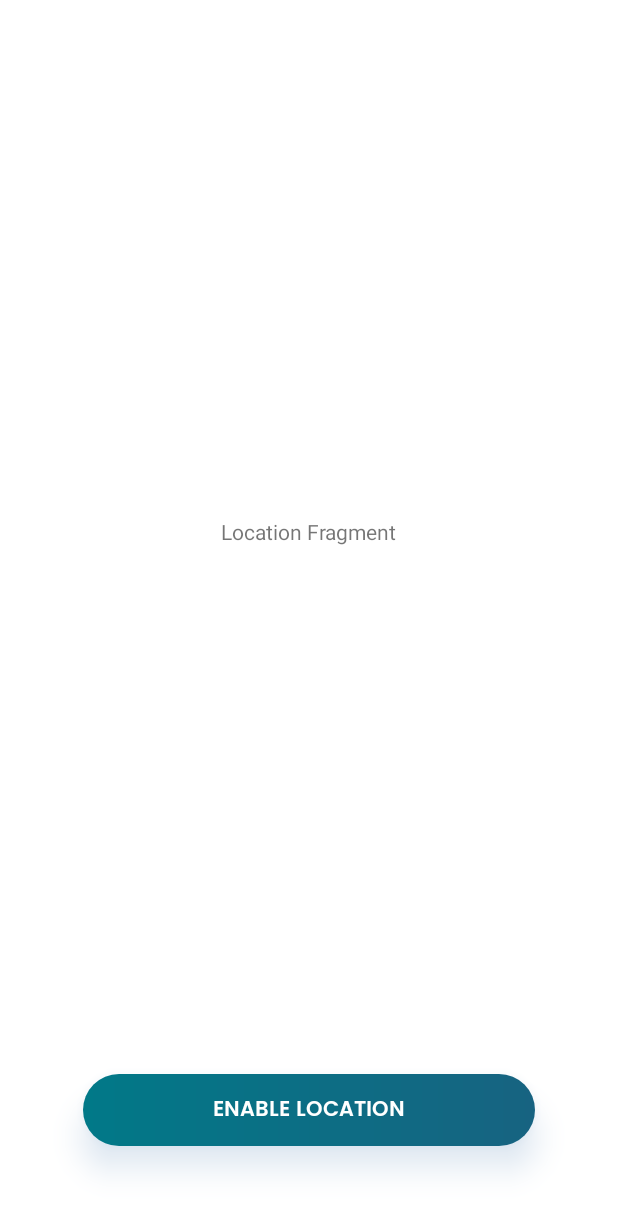
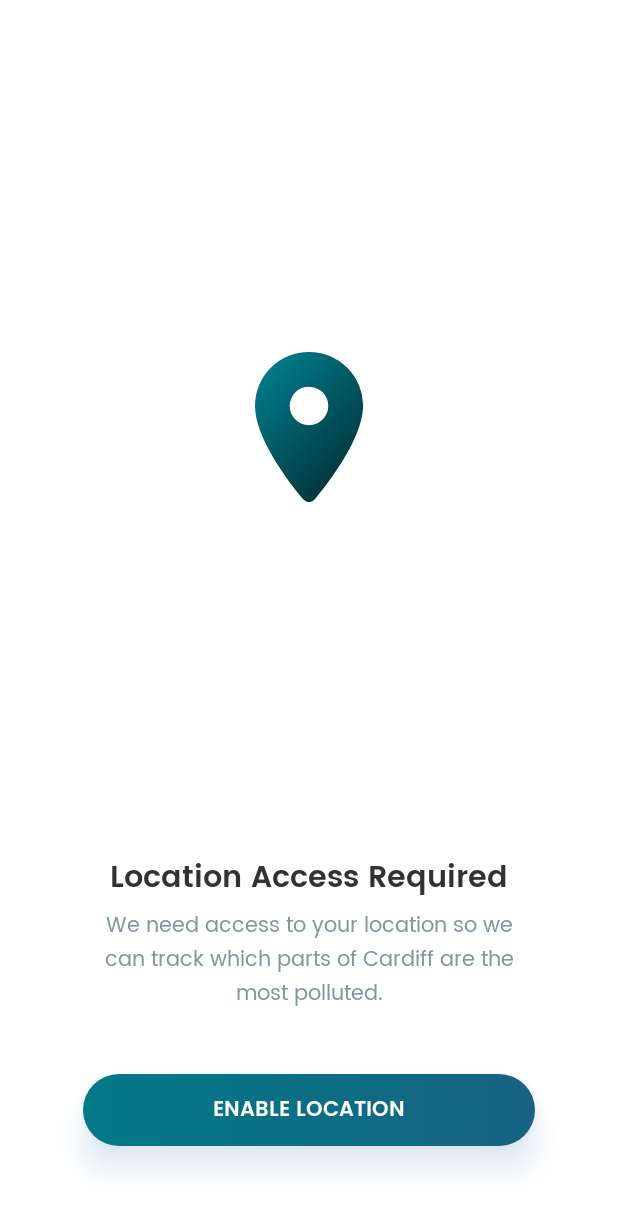
Before and after one commit to GarethBeddis/cardiff-council-cycling-iot-android, an Android app: the screen it shows after launch (SetupActivity), after a tap on "LOGIN", on a phone screen of 412 x 824 dp. Shown: the top 1211 px of the screen. Run offline under Robolectric (Android 15) with nearby library versions, the phone set to English and light mode, and no system bars.

Commit message:
Added image and text to the location fragment

```diff
--- /dev/null
+++ b/app/src/main/res/drawable/ic_location_gradient.xml
@@ -0,0 +1,13 @@
+<vector android:height="100dp" android:viewportHeight="100"
+    android:viewportWidth="71.91" android:width="72dp"
+    xmlns:aapt="http://schemas.android.com/aapt" xmlns:android="http://schemas.android.com/apk/res/android">
+    <path android:pathData="M35.95,0A35.92,35.92 0,0 0,0 36c0,21.42 22.7,51 32.05,62.2a5.08,5.08 0,0 0,7.85 0C49.2,86.9 71.95,57.37 71.95,36A35.92,35.92 0,0 0,35.95 0ZM35.95,48.79A12.84,12.84 0,1 1,48.79 36,12.84 12.84,0 0,1 35.95,48.79Z">
+        <aapt:attr name="android:fillColor">
+            <gradient android:endX="65.22" android:endY="72.86"
+                android:startX="6.700001" android:startY="14.34" android:type="linear">
+                <item android:color="@color/colorSetupGradientStart" android:offset="0"/>
+                <item android:color="@color/colorSetupGradientEnd" android:offset="1"/>
+            </gradient>
+        </aapt:attr>
+    </path>
+</vector>
--- a/app/src/main/res/layout/fragment_location.xml
+++ b/app/src/main/res/layout/fragment_location.xml
@@ -7,14 +7,38 @@
         android:layout_height="match_parent"
         tools:context=".setup.fragments.LocationFragment">
 
-    <!-- TODO: Update blank fragment layout -->
-    <TextView
+    <ImageView
+            android:src="@drawable/ic_location_gradient"
             android:layout_width="wrap_content"
             android:layout_height="wrap_content"
-            android:text="Location Fragment"
+            android:id="@+id/image"
+            app:layout_constraintBottom_toTopOf="@+id/title"
             app:layout_constraintTop_toTopOf="parent"
-            app:layout_constraintEnd_toEndOf="parent" app:layout_constraintStart_toStartOf="parent"
-            android:layout_marginBottom="8dp" app:layout_constraintBottom_toTopOf="@+id/button_enable_location"/>
+            app:layout_constraintEnd_toEndOf="parent"
+            app:layout_constraintStart_toStartOf="parent"
+            tools:ignore="ContentDescription"/>
+
+    <TextView
+            android:text="@string/location_title"
+            android:layout_width="wrap_content"
+            android:layout_height="wrap_content"
+            android:id="@+id/title"
+            app:layout_constraintBottom_toTopOf="@+id/summary"
+            app:layout_constraintEnd_toEndOf="parent"
+            app:layout_constraintStart_toStartOf="parent"
+            android:layout_marginBottom="4dp"
+            style="@style/SetupTitle"/>
+
+    <TextView
+            android:text="@string/location_summary"
+            android:layout_width="0dp"
+            android:layout_height="wrap_content"
+            android:id="@+id/summary"
+            app:layout_constraintEnd_toEndOf="@+id/button_enable_location"
+            app:layout_constraintStart_toStartOf="@+id/button_enable_location"
+            android:layout_marginBottom="42dp"
+            app:layout_constraintBottom_toTopOf="@+id/button_enable_location"
+            style="@style/SetupSummary"/>
 
     <Button
             android:id="@+id/button_enable_location"
--- a/app/src/main/res/values/strings.xml
+++ b/app/src/main/res/values/strings.xml
@@ -11,4 +11,8 @@
     <string name="welcome_summary">
         With the Cardiff Clean Air Project, we\'re working together for a better, healthier city.
     </string>
+    <string name="location_title">Location Access Required</string>
+    <string name="location_summary">
+        We need access to your location so we can track which parts of Cardiff are the most polluted.
+    </string>
 </resources>
```
Also changed, not shown: 1 other file.
